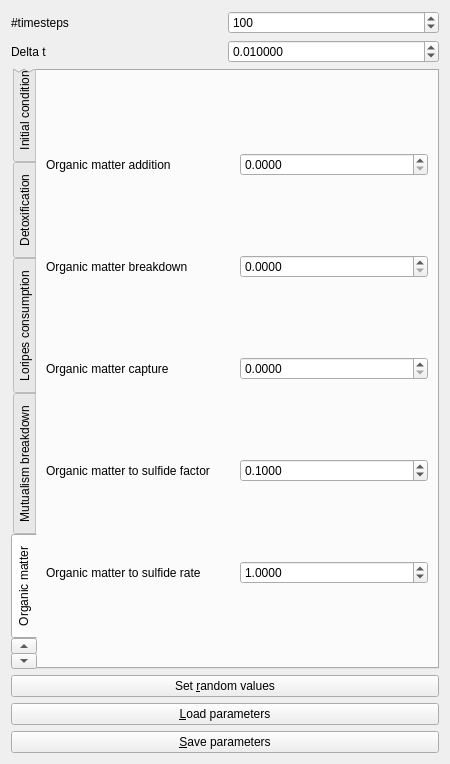
The window that Tools/ToolMutualismBreakdowner/qtmutualismbreakdownerparameterswidget.ui (richelbilderbeek/ProjectRichelBilderbeek) describes before a commit, drawn with Qt 5.
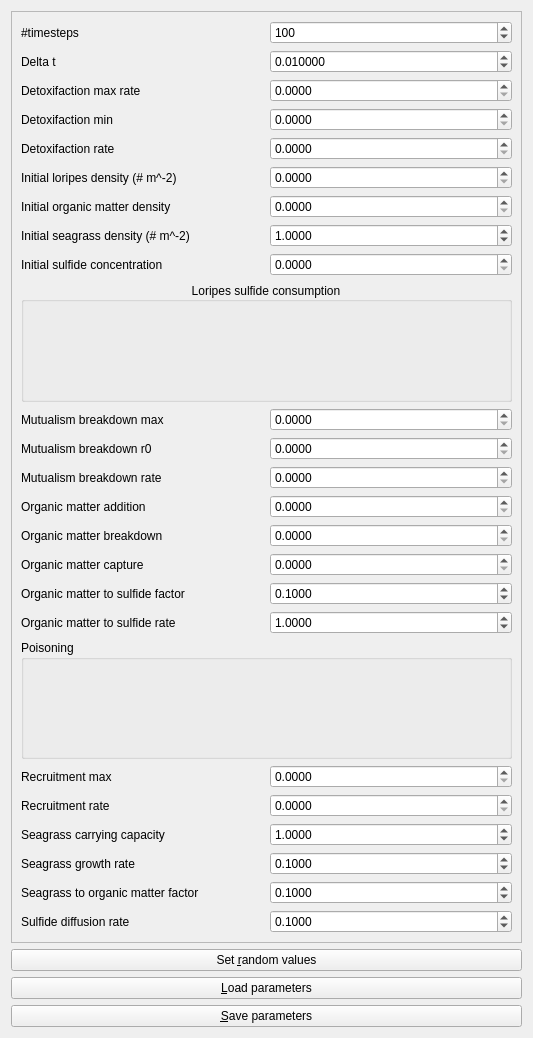
The same window after the commit. The open tabs and pages were chosen to show the change.

Commit message: ScrollArea around parameters

What changed in the file:
```diff
--- a/Tools/ToolMutualismBreakdowner/qtmutualismbreakdownerparameterswidget.ui
+++ b/Tools/ToolMutualismBreakdowner/qtmutualismbreakdownerparameterswidget.ui
@@ -6,140 +6,50 @@
    <rect>
     <x>0</x>
     <y>0</y>
-    <width>450</width>
-    <height>764</height>
+    <width>533</width>
+    <height>1038</height>
    </rect>
   </property>
-  <property name="sizePolicy">
-   <sizepolicy hsizetype="Preferred" vsizetype="Preferred">
-    <horstretch>0</horstretch>
-    <verstretch>0</verstretch>
-   </sizepolicy>
-  </property>
-  <property name="minimumSize">
-   <size>
-    <width>0</width>
-    <height>0</height>
-   </size>
-  </property>
   <property name="windowTitle">
    <string>Form</string>
   </property>
-  <layout class="QGridLayout" name="gridLayout_11">
-   <item row="5" column="0" colspan="2">
-    <widget class="QPushButton" name="button_save">
-     <property name="text">
-      <string>&amp;Save parameters</string>
-     </property>
-    </widget>
-   </item>
-   <item row="3" column="0" colspan="2">
-    <widget class="QPushButton" name="button_set_random_values">
-     <property name="text">
-      <string>Set &amp;random values</string>
-     </property>
-    </widget>
-   </item>
-   <item row="0" column="1">
-    <widget class="QSpinBox" name="box_n_timesteps">
-     <property name="maximum">
-      <number>1000000000</number>
-     </property>
-     <property name="value">
-      <number>100</number>
-     </property>
-    </widget>
-   </item>
-   <item row="1" column="1">
-    <widget class="QDoubleSpinBox" name="box_delta_t">
-     <property name="decimals">
-      <number>6</number>
-     </property>
-     <property name="minimum">
-      <double>0.000000000000000</double>
-     </property>
-     <property name="maximum">
-      <double>1.000000000000000</double>
-     </property>
-     <property name="singleStep">
-      <double>0.001000000000000</double>
-     </property>
-     <property name="value">
-      <double>0.010000000000000</double>
-     </property>
-    </widget>
-   </item>
-   <item row="0" column="0">
-    <widget class="QLabel" name="label_n_timesteps">
-     <property name="text">
-      <string>#timesteps</string>
-     </property>
-    </widget>
-   </item>
-   <item row="2" column="0" colspan="2">
-    <widget class="QTabWidget" name="tabWidget">
+  <layout class="QVBoxLayout" name="verticalLayout">
+   <item>
+    <widget class="QScrollArea" name="scrollArea">
      <property name="minimumSize">
       <size>
-       <width>0</width>
-       <height>500</height>
+       <width>500</width>
+       <height>600</height>
       </size>
      </property>
-     <property name="tabPosition">
-      <enum>QTabWidget::West</enum>
+     <property name="widgetResizable">
+      <bool>true</bool>
      </property>
-     <property name="currentIndex">
-      <number>6</number>
-     </property>
-     <widget class="QWidget" name="tab_initial_condistions">
-      <attribute name="title">
-       <string>Initial conditions</string>
-      </attribute>
-      <layout class="QGridLayout" name="gridLayout_14">
-       <item row="0" column="0">
-        <widget class="QLabel" name="label_initial_loripes_density">
+     <widget class="QWidget" name="scrollAreaWidgetContents_2">
+      <property name="geometry">
+       <rect>
+        <x>0</x>
+        <y>0</y>
+        <width>513</width>
+        <height>919</height>
+       </rect>
+      </property>
+      <layout class="QGridLayout" name="gridLayout_3">
+       <item row="13" column="0">
+        <widget class="QLabel" name="label_mutualism_breakdown_rate">
          <property name="text">
-          <string>Initial loripes density (# m^-2)</string>
+          <string>Mutualism breakdown rate</string>
          </property>
         </widget>
        </item>
-       <item row="0" column="1">
-        <widget class="QDoubleSpinBox" name="box_initial_loripes_density">
-         <property name="decimals">
-          <number>4</number>
-         </property>
-         <property name="maximum">
-          <double>1000.000000000000000</double>
-         </property>
-         <property name="singleStep">
-          <double>0.100000000000000</double>
-         </property>
-        </widget>
-       </item>
-       <item row="1" column="0">
-        <widget class="QLabel" name="label_initial_organic_matter_density">
-         <property name="text">
-          <string>Initial organic matter density</string>
-         </property>
-        </widget>
-       </item>
-       <item row="1" column="1">
-        <widget class="QDoubleSpinBox" name="box_initial_organic_matter_density">
-         <property name="decimals">
-          <number>4</number>
-         </property>
-         <property name="maximum">
-          <double>10000000.000000000000000</double>
-         </property>
-        </widget>
-       </item>
-       <item row="2" column="0">
+       <item row="8" column="0">
         <widget class="QLabel" name="label_init_seagrass_density">
          <property name="text">
           <string>Initial seagrass density (# m^-2)</string>
          </property>
         </widget>
        </item>
-       <item row="2" column="1">
+       <item row="8" column="1">
         <widget class="QDoubleSpinBox" name="box_initial_seagrass_density">
          <property name="decimals">
           <number>4</number>
@@ -158,80 +68,56 @@
          </property>
         </widget>
        </item>
-       <item row="3" column="0">
-        <widget class="QLabel" name="label_initial_sulfide_concentration">
-         <property name="text">
-          <string>Initial sulfide concentration</string>
-         </property>
-        </widget>
-       </item>
-       <item row="3" column="1">
-        <widget class="QDoubleSpinBox" name="box_initial_sulfide_concentration">
+       <item row="7" column="1">
+        <widget class="QDoubleSpinBox" name="box_initial_organic_matter_density">
          <property name="decimals">
           <number>4</number>
          </property>
          <property name="maximum">
-          <double>1000000.000000000000000</double>
+          <double>10000000.000000000000000</double>
          </property>
         </widget>
        </item>
-      </layout>
-     </widget>
-     <widget class="QWidget" name="tab_detoxification">
-      <attribute name="title">
-       <string>Detoxification</string>
-      </attribute>
-      <layout class="QGridLayout" name="gridLayout_3">
-       <item row="0" column="0">
-        <widget class="QLabel" name="label_detoxifaction_max_rate">
+       <item row="7" column="0">
+        <widget class="QLabel" name="label_initial_organic_matter_density">
          <property name="text">
-          <string>Detoxifaction max rate</string>
-         </property>
-        </widget>
-       </item>
-       <item row="0" column="1">
-        <widget class="QDoubleSpinBox" name="box_detoxification_max_rate">
-         <property name="decimals">
-          <number>4</number>
-         </property>
-        </widget>
-       </item>
-       <item row="1" column="0">
-        <widget class="QLabel" name="label_detoxifaction_min">
-         <property name="text">
-          <string>Detoxifaction min</string>
+          <string>Initial organic matter density</string>
          </property>
         </widget>
        </item>
        <item row="1" column="1">
-        <widget class="QDoubleSpinBox" name="box_detoxification_min">
+        <widget class="QDoubleSpinBox" name="box_delta_t">
          <property name="decimals">
-          <number>4</number>
+          <number>6</number>
          </property>
-        </widget>
-       </item>
-       <item row="2" column="0">
-        <widget class="QLabel" name="label_detoxifaction_rate">
-         <property name="text">
-          <string>Detoxifaction rate</string>
+         <property name="minimum">
+          <double>0.000000000000000</double>
          </property>
+         <property name="maximum">
+          <double>1.000000000000000</double>
+         </property>
+         <property name="singleStep">
+          <double>0.001000000000000</double>
+         </property>
+         <property name="value">
+          <double>0.010000000000000</double>
+         </property>
         </widget>
        </item>
-       <item row="2" column="1">
-        <widget class="QDoubleSpinBox" name="box_detoxification_rate">
+       <item row="6" column="1">
+        <widget class="QDoubleSpinBox" name="box_initial_loripes_density">
          <property name="decimals">
           <number>4</number>
          </property>
+         <property name="maximum">
+          <double>1000.000000000000000</double>
+         </property>
+         <property name="singleStep">
+          <double>0.100000000000000</double>
+         </property>
         </widget>
        </item>
-      </layout>
-     </widget>
-     <widget class="QWidget" name="tab_consumption">
-      <attribute name="title">
-       <string>Loripes consumption</string>
-      </attribute>
-      <layout class="QGridLayout" name="gridLayout_4">
-       <item row="0" column="0">
+       <item row="10" column="0" colspan="2">
         <widget class="QGroupBox" name="box_consumption_by_loripes">
          <property name="title">
           <string>Loripes sulfide consumption</string>
@@ -245,152 +131,129 @@
          <layout class="QGridLayout" name="gridLayout"/>
         </widget>
        </item>
-      </layout>
-     </widget>
-     <widget class="QWidget" name="tab">
-      <attribute name="title">
-       <string>Mutualism breakdown</string>
-      </attribute>
-      <layout class="QGridLayout" name="gridLayout_5">
-       <item row="0" column="0">
+       <item row="11" column="0">
         <widget class="QLabel" name="label_mutualism_breakdown_max">
          <property name="text">
           <string>Mutualism breakdown max</string>
          </property>
         </widget>
        </item>
-       <item row="0" column="1">
-        <widget class="QDoubleSpinBox" name="box_mutualism_breakdown_max">
-         <property name="decimals">
-          <number>4</number>
-         </property>
-        </widget>
-       </item>
-       <item row="1" column="0">
-        <widget class="QLabel" name="label_mutualism_breakdown_r0">
+       <item row="6" column="0">
+        <widget class="QLabel" name="label_initial_loripes_density">
          <property name="text">
-          <string>Mutualism breakdown r0</string>
+          <string>Initial loripes density (# m^-2)</string>
          </property>
         </widget>
        </item>
-       <item row="1" column="1">
-        <widget class="QDoubleSpinBox" name="box_mutualism_breakdown_r0">
+       <item row="5" column="1">
+        <widget class="QDoubleSpinBox" name="box_detoxification_rate">
          <property name="decimals">
           <number>4</number>
          </property>
         </widget>
        </item>
-       <item row="2" column="0">
-        <widget class="QLabel" name="label_mutualism_breakdown_rate">
-         <property name="text">
-          <string>Mutualism breakdown rate</string>
-         </property>
-        </widget>
-       </item>
-       <item row="2" column="1">
-        <widget class="QDoubleSpinBox" name="box_mutualism_breakdown_rate">
-         <property name="decimals">
-          <number>4</number>
-         </property>
-        </widget>
-       </item>
-      </layout>
-     </widget>
-     <widget class="QWidget" name="tab_organic_matter">
-      <attribute name="title">
-       <string>Organic matter</string>
-      </attribute>
-      <layout class="QGridLayout" name="gridLayout_9">
-       <item row="0" column="0">
-        <widget class="QLabel" name="label_organic_matter_addition">
-         <property name="text">
-          <string>Organic matter addition</string>
-         </property>
-        </widget>
-       </item>
-       <item row="0" column="1">
-        <widget class="QDoubleSpinBox" name="box_organic_matter_addition">
-         <property name="decimals">
-          <number>4</number>
-         </property>
-        </widget>
-       </item>
-       <item row="1" column="0">
-        <widget class="QLabel" name="label_organic_matter_breakdown">
-         <property name="text">
-          <string>Organic matter breakdown</string>
-         </property>
-        </widget>
-       </item>
-       <item row="1" column="1">
-        <widget class="QDoubleSpinBox" name="box_organic_matter_breakdown">
-         <property name="decimals">
-          <number>4</number>
-         </property>
-        </widget>
-       </item>
-       <item row="2" column="0">
+       <item row="16" column="0">
         <widget class="QLabel" name="label_organic_matter_capture">
          <property name="text">
           <string>Organic matter capture</string>
          </property>
         </widget>
        </item>
-       <item row="2" column="1">
-        <widget class="QDoubleSpinBox" name="box_organic_matter_capture">
-         <property name="decimals">
-          <number>4</number>
-         </property>
-        </widget>
-       </item>
-       <item row="3" column="0">
-        <widget class="QLabel" name="label_organic_matter_to_sulfide_factor">
+       <item row="22" column="0">
+        <widget class="QLabel" name="label_seagrass_carrying_capacity">
          <property name="text">
-          <string>Organic matter to sulfide factor</string>
+          <string>Seagrass carrying capacity</string>
          </property>
         </widget>
        </item>
-       <item row="3" column="1">
-        <widget class="QDoubleSpinBox" name="box_organic_matter_to_sulfide_factor">
+       <item row="9" column="1">
+        <widget class="QDoubleSpinBox" name="box_initial_sulfide_concentration">
          <property name="decimals">
           <number>4</number>
          </property>
          <property name="maximum">
-          <double>1000.000000000000000</double>
-         </property>
-         <property name="value">
-          <double>0.100000000000000</double>
+          <double>1000000.000000000000000</double>
          </property>
         </widget>
        </item>
        <item row="4" column="0">
+        <widget class="QLabel" name="label_detoxifaction_min">
+         <property name="text">
+          <string>Detoxifaction min</string>
+         </property>
+        </widget>
+       </item>
+       <item row="9" column="0">
+        <widget class="QLabel" name="label_initial_sulfide_concentration">
+         <property name="text">
+          <string>Initial sulfide concentration</string>
+         </property>
+        </widget>
+       </item>
+       <item row="20" column="1">
+        <widget class="QDoubleSpinBox" name="box_recruitment_max">
+         <property name="decimals">
+          <number>4</number>
+         </property>
+        </widget>
+       </item>
+       <item row="23" column="0">
+        <widget class="QLabel" name="label_seagrass_growth_rate">
+         <property name="text">
+          <string>Seagrass growth rate</string>
+         </property>
+        </widget>
+       </item>
+       <item row="5" column="0">
+        <widget class="QLabel" name="label_detoxifaction_rate">
+         <property name="text">
+          <string>Detoxifaction rate</string>
+         </property>
+        </widget>
+       </item>
+       <item row="21" column="1">
+        <widget class="QDoubleSpinBox" name="box_recruitment_rate">
+         <property name="decimals">
+          <number>4</number>
+         </property>
+        </widget>
+       </item>
+       <item row="18" column="0">
         <widget class="QLabel" name="label_organic_matter_to_sulfide_rate">
          <property name="text">
           <string>Organic matter to sulfide rate</string>
          </property>
         </widget>
        </item>
-       <item row="4" column="1">
-        <widget class="QDoubleSpinBox" name="box_organic_matter_to_sulfide_rate">
+       <item row="14" column="1">
+        <widget class="QDoubleSpinBox" name="box_organic_matter_addition">
          <property name="decimals">
           <number>4</number>
          </property>
-         <property name="maximum">
-          <double>100.000000000000000</double>
+        </widget>
+       </item>
+       <item row="2" column="1">
+        <widget class="QDoubleSpinBox" name="box_detoxification_max_rate">
+         <property name="decimals">
+          <number>4</number>
          </property>
-         <property name="value">
-          <double>1.000000000000000</double>
+        </widget>
+       </item>
+       <item row="15" column="1">
+        <widget class="QDoubleSpinBox" name="box_organic_matter_breakdown">
+         <property name="decimals">
+          <number>4</number>
          </property>
         </widget>
        </item>
-      </layout>
-     </widget>
-     <widget class="QWidget" name="tab_poisoning">
-      <attribute name="title">
-       <string>Poisoning</string>
-      </attribute>
-      <layout class="QGridLayout" name="gridLayout_6">
-       <item row="0" column="0">
+       <item row="13" column="1">
+        <widget class="QDoubleSpinBox" name="box_mutualism_breakdown_rate">
+         <property name="decimals">
+          <number>4</number>
+         </property>
+        </widget>
+       </item>
+       <item row="19" column="0" colspan="2">
         <widget class="QGroupBox" name="box_poisoning">
          <property name="title">
           <string>Poisoning</string>
@@ -398,123 +261,83 @@
          <layout class="QGridLayout" name="gridLayout_2"/>
         </widget>
        </item>
-      </layout>
-     </widget>
-     <widget class="QWidget" name="tab_recruitment">
-      <attribute name="title">
-       <string>Recruitment</string>
-      </attribute>
-      <layout class="QGridLayout" name="gridLayout_7">
-       <item row="0" column="0">
+       <item row="2" column="0">
+        <widget class="QLabel" name="label_detoxifaction_max_rate">
+         <property name="text">
+          <string>Detoxifaction max rate</string>
+         </property>
+        </widget>
+       </item>
+       <item row="15" column="0">
+        <widget class="QLabel" name="label_organic_matter_breakdown">
+         <property name="text">
+          <string>Organic matter breakdown</string>
+         </property>
+        </widget>
+       </item>
+       <item row="17" column="1">
+        <widget class="QDoubleSpinBox" name="box_organic_matter_to_sulfide_factor">
+         <property name="decimals">
+          <number>4</number>
+         </property>
+         <property name="maximum">
+          <double>1000.000000000000000</double>
+         </property>
+         <property name="value">
+          <double>0.100000000000000</double>
+         </property>
+        </widget>
+       </item>
+       <item row="4" column="1">
+        <widget class="QDoubleSpinBox" name="box_detoxification_min">
+         <property name="decimals">
+          <number>4</number>
+         </property>
+        </widget>
+       </item>
+       <item row="12" column="1">
+        <widget class="QDoubleSpinBox" name="box_mutualism_breakdown_r0">
+         <property name="decimals">
+          <number>4</number>
+         </property>
+        </widget>
+       </item>
+       <item row="16" column="1">
+        <widget class="QDoubleSpinBox" name="box_organic_matter_capture">
+         <property name="decimals">
+          <number>4</number>
+         </property>
+        </widget>
+       </item>
+       <item row="20" column="0">
         <widget class="QLabel" name="label_recruitment_max">
          <property name="text">
           <string>Recruitment max</string>
          </property>
         </widget>
        </item>
-       <item row="0" column="1">
-        <widget class="QDoubleSpinBox" name="box_recruitment_max">
-         <property name="decimals">
-          <number>4</number>
-         </property>
-        </widget>
-       </item>
-       <item row="1" column="0">
+       <item row="21" column="0">
         <widget class="QLabel" name="label_recruitment_rate">
          <property name="text">
           <string>Recruitment rate</string>
          </property>
         </widget>
        </item>
-       <item row="1" column="1">
-        <widget class="QDoubleSpinBox" name="box_recruitment_rate">
-         <property name="decimals">
-          <number>4</number>
-         </property>
-        </widget>
-       </item>
-      </layout>
-     </widget>
-     <widget class="QWidget" name="tab_seagrass">
-      <attribute name="title">
-       <string>Seagrass</string>
-      </attribute>
-      <layout class="QGridLayout" name="gridLayout_13">
-       <item row="0" column="0">
-        <widget class="QLabel" name="label_seagrass_carrying_capacity">
+       <item row="17" column="0">
+        <widget class="QLabel" name="label_organic_matter_to_sulfide_factor">
          <property name="text">
-          <string>Seagrass carrying capacity</string>
+          <string>Organic matter to sulfide factor</string>
          </property>
         </widget>
        </item>
-       <item row="0" column="1">
-        <widget class="QDoubleSpinBox" name="box_seagrass_carrying_capacity">
-         <property name="decimals">
-          <number>4</number>
-         </property>
-         <property name="maximum">
-          <double>1000000.000000000000000</double>
-         </property>
-         <property name="value">
-          <double>1.000000000000000</double>
-         </property>
-        </widget>
-       </item>
-       <item row="1" column="0">
-        <widget class="QLabel" name="label_seagrass_growth_rate">
-         <property name="text">
-          <string>Seagrass growth rate</string>
-         </property>
-        </widget>
-       </item>
-       <item row="1" column="1">
-        <widget class="QDoubleSpinBox" name="box_seagrass_growth_rate">
-         <property name="decimals">
-          <number>4</number>
-         </property>
-         <property name="maximum">
-          <double>100.000000000000000</double>
-         </property>
-         <property name="singleStep">
-          <double>0.100000000000000</double>
-         </property>
-         <property name="value">
-          <double>0.100000000000000</double>
-         </property>
-        </widget>
-       </item>
-       <item row="2" column="0">
-        <widget class="QLabel" name="label_seagrass_to_organic_matter_factor">
-         <property name="text">
-          <string>Seagrass to organic matter factor</string>
-         </property>
-        </widget>
-       </item>
-       <item row="2" column="1">
-        <widget class="QDoubleSpinBox" name="box_seagrass_to_organic_matter_factor">
-         <property name="decimals">
-          <number>4</number>
-         </property>
-         <property name="value">
-          <double>0.100000000000000</double>
-         </property>
-        </widget>
-       </item>
-      </layout>
-     </widget>
-     <widget class="QWidget" name="tab_sulfide">
-      <attribute name="title">
-       <string>Sulfide</string>
-      </attribute>
-      <layout class="QGridLayout" name="gridLayout_12">
-       <item row="0" column="0">
+       <item row="25" column="0">
         <widget class="QLabel" name="label_sulfide_diffusion_rate">
          <property name="text">
           <string>Sulfide diffusion rate</string>
          </property>
         </widget>
        </item>
-       <item row="0" column="1">
+       <item row="25" column="1">
         <widget class="QDoubleSpinBox" name="box_sulfide_diffusion_rate">
          <property name="decimals">
           <number>4</number>
@@ -527,24 +350,135 @@
          </property>
         </widget>
        </item>
+       <item row="23" column="1">
+        <widget class="QDoubleSpinBox" name="box_seagrass_growth_rate">
+         <property name="decimals">
+          <number>4</number>
+         </property>
+         <property name="maximum">
+          <double>100.000000000000000</double>
+         </property>
+         <property name="singleStep">
+          <double>0.100000000000000</double>
+         </property>
+         <property name="value">
+          <double>0.100000000000000</double>
+         </property>
+        </widget>
+       </item>
+       <item row="22" column="1">
+        <widget class="QDoubleSpinBox" name="box_seagrass_carrying_capacity">
+         <property name="decimals">
+          <number>4</number>
+         </property>
+         <property name="maximum">
+          <double>1000000.000000000000000</double>
+         </property>
+         <property name="value">
+          <double>1.000000000000000</double>
+         </property>
+        </widget>
+       </item>
+       <item row="14" column="0">
+        <widget class="QLabel" name="label_organic_matter_addition">
+         <property name="text">
+          <string>Organic matter addition</string>
+         </property>
+        </widget>
+       </item>
+       <item row="1" column="0">
+        <widget class="QLabel" name="label_delta_t">
+         <property name="text">
+          <string>Delta t</string>
+         </property>
+        </widget>
+       </item>
+       <item row="11" column="1">
+        <widget class="QDoubleSpinBox" name="box_mutualism_breakdown_max">
+         <property name="decimals">
+          <number>4</number>
+         </property>
+        </widget>
+       </item>
+       <item row="0" column="0">
+        <widget class="QLabel" name="label_n_timesteps">
+         <property name="text">
+          <string>#timesteps</string>
+         </property>
+        </widget>
+       </item>
+       <item row="12" column="0">
+        <widget class="QLabel" name="label_mutualism_breakdown_r0">
+         <property name="text">
+          <string>Mutualism breakdown r0</string>
+         </property>
+        </widget>
+       </item>
+       <item row="0" column="1">
+        <widget class="QSpinBox" name="box_n_timesteps">
+         <property name="maximum">
+          <number>1000000000</number>
+         </property>
+         <property name="value">
+          <number>100</number>
+         </property>
+        </widget>
+       </item>
+       <item row="24" column="1">
+        <widget class="QDoubleSpinBox" name="box_seagrass_to_organic_matter_factor">
+         <property name="decimals">
+          <number>4</number>
+         </property>
+         <property name="value">
+          <double>0.100000000000000</double>
+         </property>
+        </widget>
+       </item>
+       <item row="24" column="0">
+        <widget class="QLabel" name="label_seagrass_to_organic_matter_factor">
+         <property name="text">
+          <string>Seagrass to organic matter factor</string>
+         </property>
+        </widget>
+       </item>
+       <item row="18" column="1">
+        <widget class="QDoubleSpinBox" name="box_organic_matter_to_sulfide_rate">
+         <property name="decimals">
+          <number>4</number>
+         </property>
+         <property name="maximum">
+          <double>100.000000000000000</double>
+         </property>
+         <property name="value">
+          <double>1.000000000000000</double>
+         </property>
+        </widget>
+       </item>
       </layout>
      </widget>
     </widget>
    </item>
-   <item row="1" column="0">
-    <widget class="QLabel" name="label_delta_t">
+   <item>
+    <widget class="QPushButton" name="button_set_random_values">
      <property name="text">
-      <string>Delta t</string>
+      <string>Set &amp;random values</string>
      </property>
     </widget>
    </item>
-   <item row="4" column="0" colspan="2">
+   <item>
     <widget class="QPushButton" name="button_load">
      <property name="text">
       <string>&amp;Load parameters</string>
      </property>
     </widget>
    </item>
+   <item>
+    <widget class="QPushButton" name="button_save">
+     <property name="text">
+      <string>&amp;Save parameters</string>
+     </property>
+    </widget>
+   </item>
   </layout>
  </widget>
  <tabstops>
```
Left out of the diff: 24 changed lines with no effect on the pictures.
